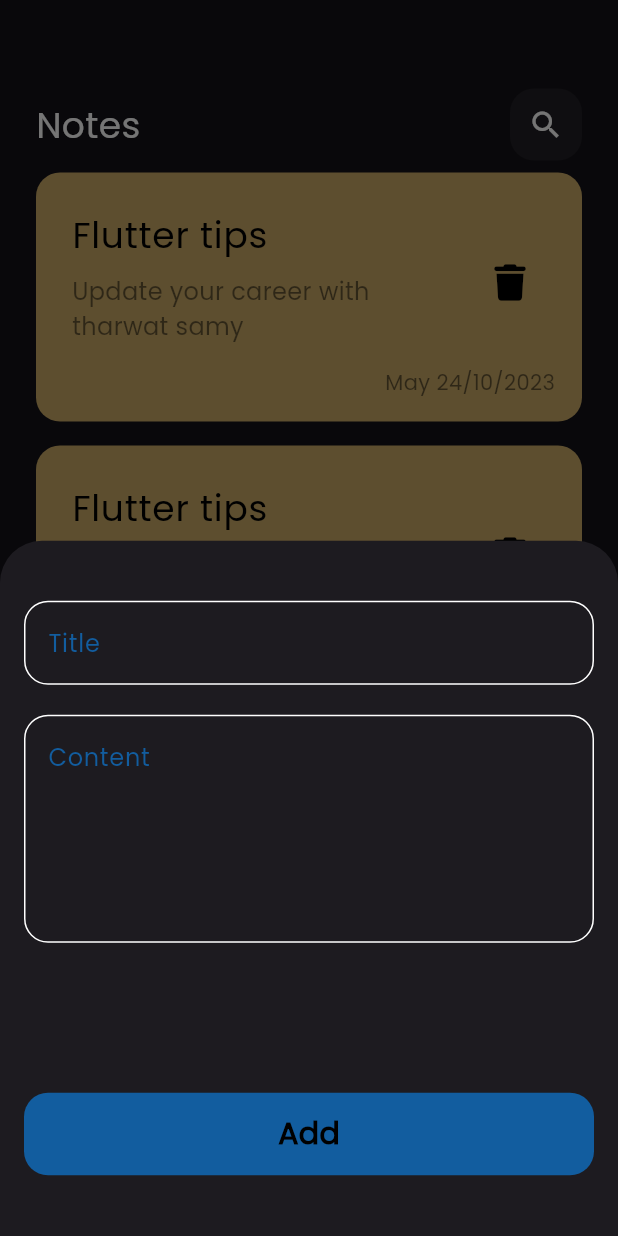
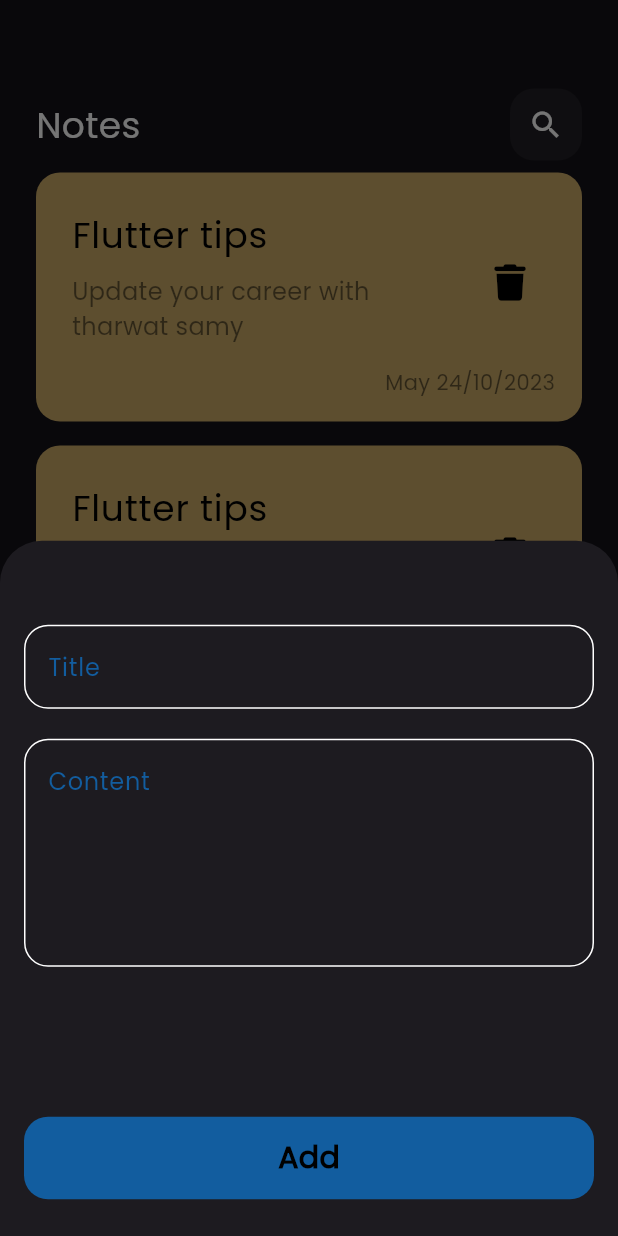
Before and after one commit to Parawita/notes_app, a Flutter app: the screen it shows after launch, after a tap on the "add" icon, on a phone screen of 412 x 824 dp. Run offline on Flutter 3.47's test engine with Material 3 defaults, Android fonts, the phone set to English and light mode, and no system bars; drawn by our look-alikes of modal_progress_hud_nsn; our stand-ins replace flutter_bloc, font_awesome_flutter, hive, hive_flutter; accounts and stored records are empty.

Commit message:
resolve the pading problem

```diff
--- a/lib/widgets/shom_model_bottom.dart
+++ b/lib/widgets/shom_model_bottom.dart
@@ -13,11 +13,7 @@ class AbbModelBottomShett extends StatelessWidget {
   @override
   Widget build(BuildContext context) {
     return BlocProvider(
-      create: (context) => AddNoteCubit(),
-      child: const Padding(
-          padding: EdgeInsets.symmetric(horizontal: 16),
-          child: NoteFormState()),
-    );
+        create: (context) => AddNoteCubit(), child: NoteFormState());
   }
 }
 
@@ -47,6 +43,8 @@ class _NoteFormStateState extends State<NoteFormState> {
       builder: (context, state) {
         return ModalProgressHUD(
           inAsyncCall: state is AddNoteLoding ? true : false,
+          child: Padding(
+            padding: const EdgeInsets.all(16),
             child: Form(
               key: formKey,
               autovalidateMode: autovalidateMode,
@@ -90,6 +88,7 @@ class _NoteFormStateState extends State<NoteFormState> {
                 ],
               ),
             ),
+          ),
         );
       },
     );
```
Lines whose indentation alone changed are shown as unchanged.
